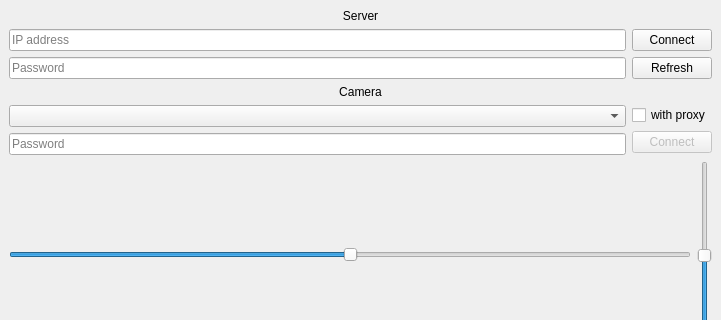
First picture: the form in gui/designs/main_window.ui, repository oleksandr-valentirov/remote_cam_app, before the edit; both pictures show x 0 to 721 and y 0 to 320 of the 721 by 531 pixel window.
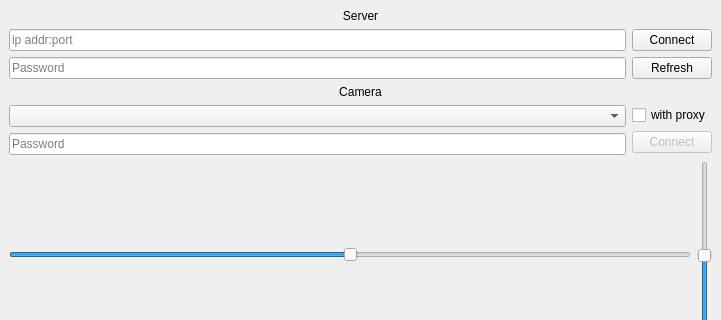
Second picture: the form after the edit.

The edit to the form file:
```diff
--- a/gui/designs/main_window.ui
+++ b/gui/designs/main_window.ui
@@ -42,7 +42,7 @@
                <number>21</number>
               </property>
               <property name="placeholderText">
-               <string>IP address</string>
+               <string>ip addr:port</string>
               </property>
              </widget>
             </item>
```
